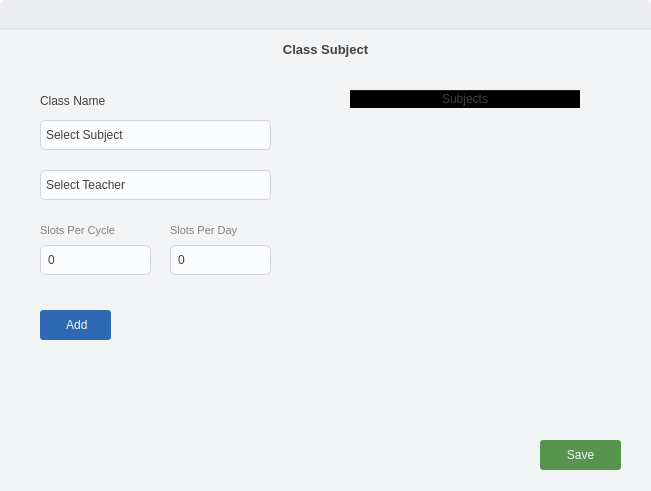
Qt form ui/add_class_data_dialog.ui (takundafarakeza/Timetable_Generator) before a commit.
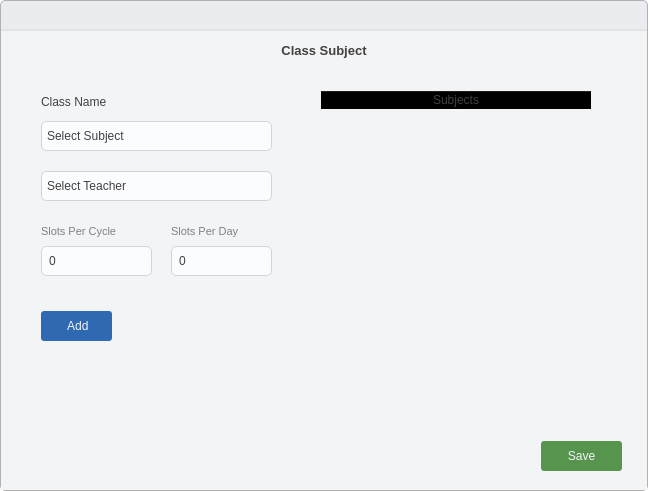
The same form after that commit. Icons and pictures are not drawn.

```diff
--- a/ui/add_class_data_dialog.ui
+++ b/ui/add_class_data_dialog.ui
@@ -6,7 +6,7 @@
    <rect>
     <x>0</x>
     <y>0</y>
-    <width>651</width>
+    <width>648</width>
     <height>491</height>
    </rect>
   </property>
@@ -75,6 +75,7 @@
 QWidget#main_container {
 	background: #EBECEF;
 	border-radius: 5px;
+	border: 1px solid #B1B1B1;
 }
 
 QWidget#container {
@@ -112,16 +113,16 @@
        <number>0</number>
       </property>
       <property name="leftMargin">
-       <number>0</number>
+       <number>1</number>
       </property>
       <property name="topMargin">
-       <number>0</number>
+       <number>1</number>
       </property>
       <property name="rightMargin">
-       <number>0</number>
+       <number>1</number>
       </property>
       <property name="bottomMargin">
-       <number>0</number>
+       <number>1</number>
       </property>
       <item>
        <widget class="QWidget" name="toolbar" native="true">
@@ -134,9 +135,9 @@
         <widget class="QPushButton" name="close_btn">
          <property name="geometry">
           <rect>
-           <x>710</x>
+           <x>615</x>
            <y>0</y>
-           <width>33</width>
+           <width>35</width>
            <height>30</height>
           </rect>
          </property>
@@ -253,14 +254,14 @@
            <widget class="QTableWidget" name="class_subjects_table">
             <property name="geometry">
              <rect>
-              <x>350</x>
+              <x>320</x>
               <y>20</y>
-              <width>271</width>
+              <width>301</width>
               <height>311</height>
              </rect>
             </property>
             <attribute name="horizontalHeaderDefaultSectionSize">
-             <number>230</number>
+             <number>270</number>
             </attribute>
             <column>
              <property name="text">
```
